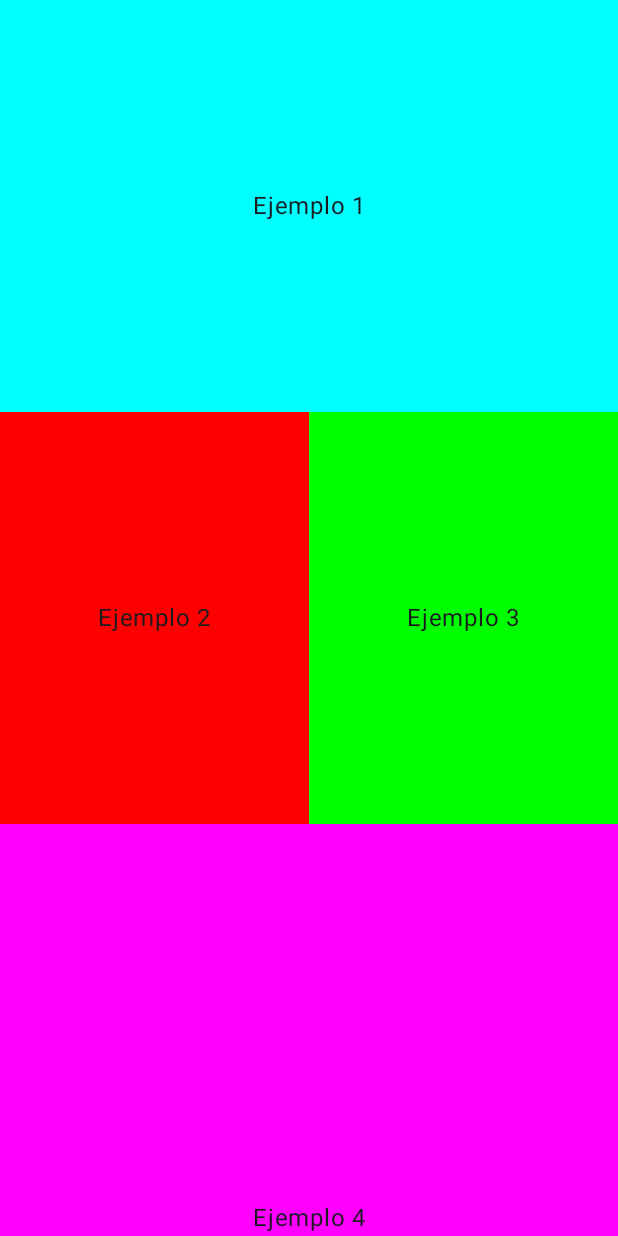
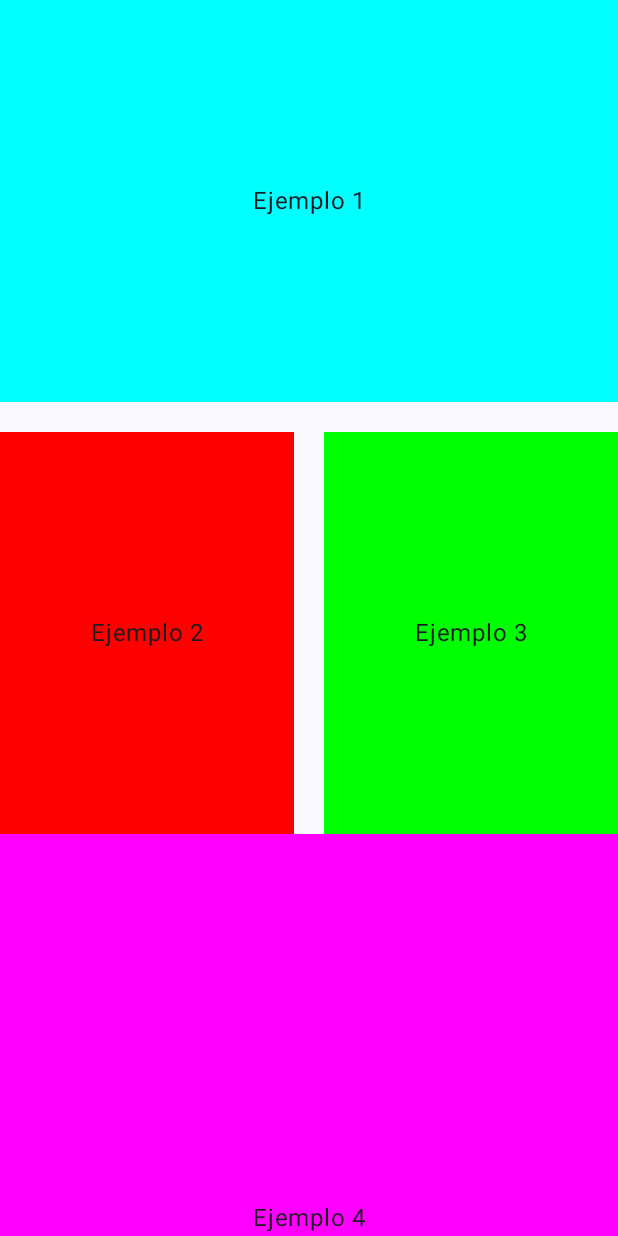
Before and after one commit to RafaelManzanoDev/JetpackComposeCursoMaterial3, an Android app built with Jetpack Compose: the screen it shows after launch (MainActivity), on a phone screen of 412 x 824 dp. Run offline under Robolectric (Android 15) with nearby library versions, the phone set to English and light mode, and no system bars.

Commit message:
Seccion 2 - Spacer

```diff
--- a/MyFirstComposeApp/app/src/main/java/es/rmanzanodev/myfirstcomposeapp/MainActivity.kt
+++ b/MyFirstComposeApp/app/src/main/java/es/rmanzanodev/myfirstcomposeapp/MainActivity.kt
@@ -15,6 +15,7 @@ import es.rmanzanodev.myfirstcomposeapp.component.layout.MyColumn
 import es.rmanzanodev.myfirstcomposeapp.component.layout.MyComplexLayout
 import es.rmanzanodev.myfirstcomposeapp.component.layout.MyComplexLayoutExercise
 import es.rmanzanodev.myfirstcomposeapp.component.layout.MyRow
+import es.rmanzanodev.myfirstcomposeapp.component.layout.MySpacer
 import es.rmanzanodev.myfirstcomposeapp.login.Greeting
 import es.rmanzanodev.myfirstcomposeapp.ui.theme.MyFirstComposeAppTheme
 
@@ -25,7 +26,7 @@ class MainActivity : ComponentActivity() {
         setContent {
             MyFirstComposeAppTheme {
                 Scaffold(modifier = Modifier.fillMaxSize()) { innerPadding ->
-                    MyComplexLayoutExercise(Modifier.padding(innerPadding))
+                    MySpacer(Modifier.padding(innerPadding))
                 }
             }
         }
--- /dev/null
+++ b/MyFirstComposeApp/app/src/main/java/es/rmanzanodev/myfirstcomposeapp/component/layout/MySpacer.kt
@@ -0,0 +1,49 @@
+package es.rmanzanodev.myfirstcomposeapp.component.layout
+
+import androidx.compose.foundation.background
+import androidx.compose.foundation.layout.Box
+import androidx.compose.foundation.layout.Column
+import androidx.compose.foundation.layout.Row
+import androidx.compose.foundation.layout.Spacer
+import androidx.compose.foundation.layout.fillMaxHeight
+import androidx.compose.foundation.layout.fillMaxSize
+import androidx.compose.foundation.layout.fillMaxWidth
+import androidx.compose.foundation.layout.height
+import androidx.compose.foundation.layout.width
+import androidx.compose.material3.Text
+import androidx.compose.runtime.Composable
+import androidx.compose.ui.Alignment
+import androidx.compose.ui.Modifier
+import androidx.compose.ui.graphics.Color
+import androidx.compose.ui.unit.dp
+
+@Composable
+fun MySpacer(modifier: Modifier) {
+    Column(modifier = modifier.fillMaxSize()) {
+        Box(
+            modifier = Modifier
+                .weight(1f)
+                .fillMaxWidth()
+                .background(Color.Cyan),
+            contentAlignment = Alignment.Center
+        ) {
+            Text(text = "Ejemplo 1")
+        }
+        Spacer(modifier = Modifier.height(20.dp))
+        Row (modifier = Modifier
+            .weight(1f)
+            .fillMaxWidth()) {
+            Box(modifier = Modifier.weight(1f).fillMaxHeight().background(Color.Red), contentAlignment = Alignment.Center) {
+                Text(text = "Ejemplo 2")
+            }
+            Spacer(modifier = Modifier.width(20.dp))
+            Box(modifier = Modifier.weight(1f).fillMaxHeight().background(Color.Green), contentAlignment = Alignment.Center) {
+                Text(text = "Ejemplo 3")
+            }
+        }
+
+        Box(modifier = Modifier.weight(1f).fillMaxWidth().background(Color.Magenta), contentAlignment = Alignment.BottomCenter) {
+            Text(text = "Ejemplo 4")
+        }
+    }
+}
```
